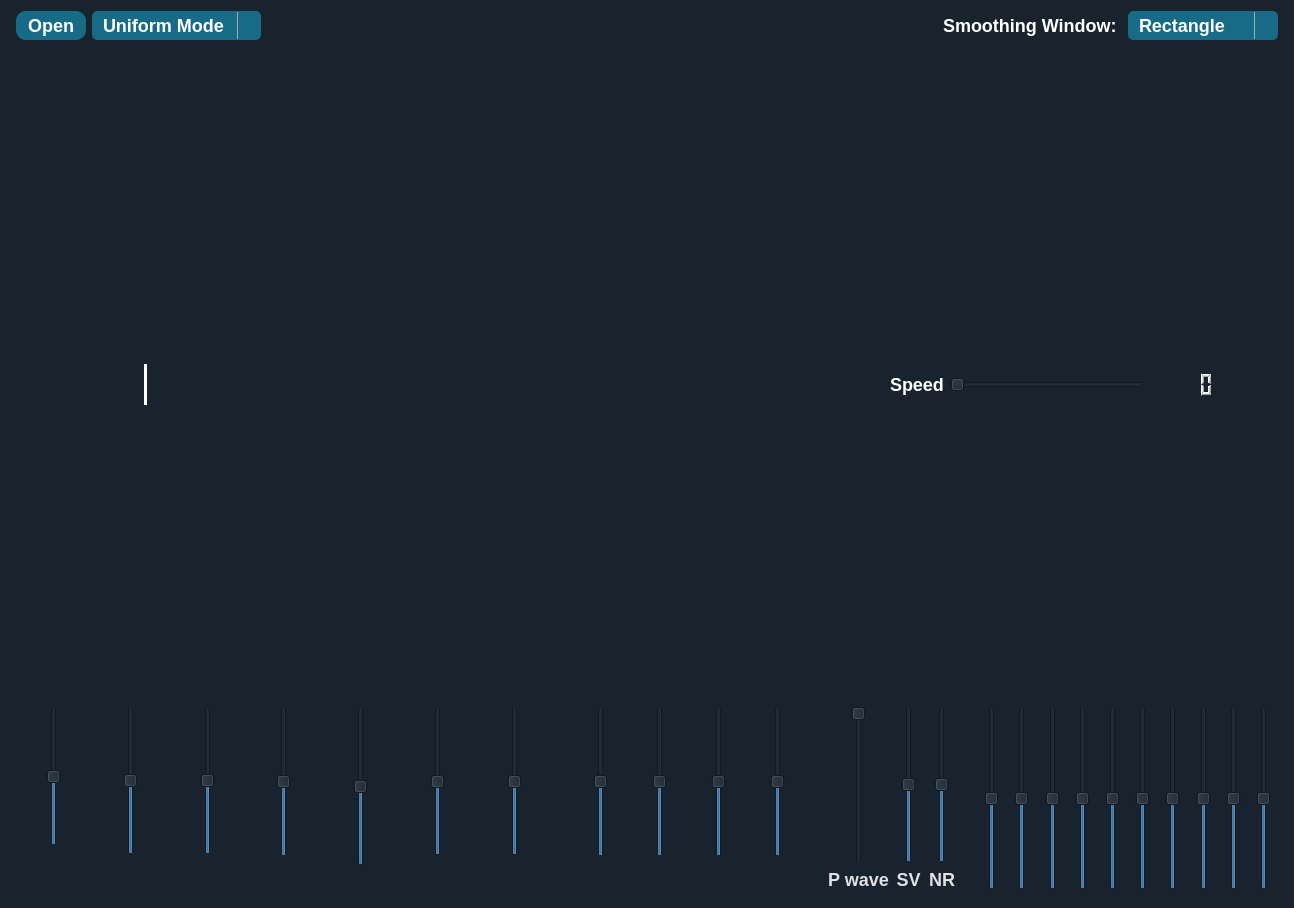
Above: main.ui from omarshaban02/Equalizer before the change. Below: the same form after it.
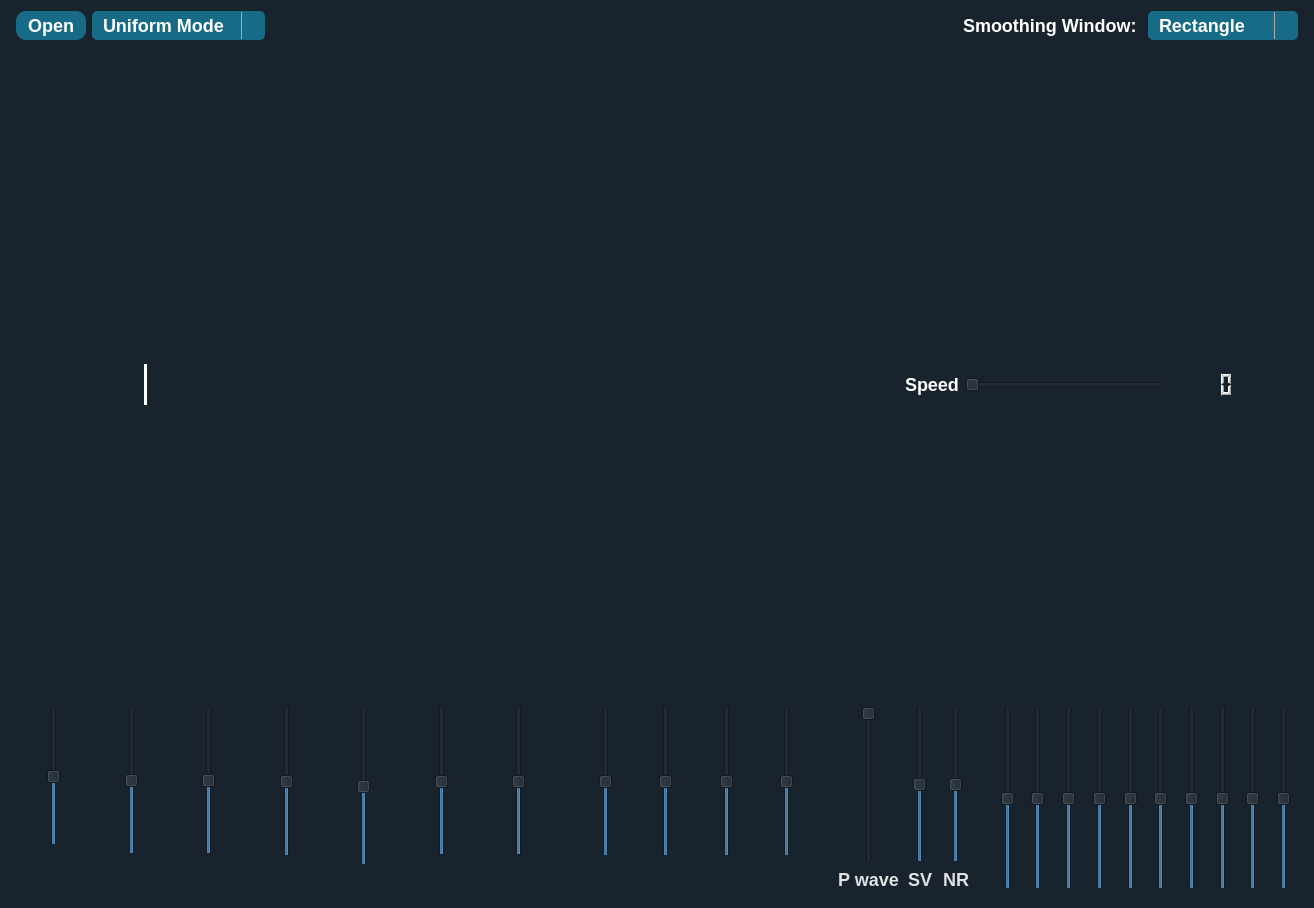
That is the form after the change. Icons and pictures are not drawn.

The edit to the form file:
```diff
--- a/main.ui
+++ b/main.ui
@@ -6,7 +6,7 @@
    <rect>
     <x>0</x>
     <y>0</y>
-    <width>1294</width>
+    <width>1314</width>
     <height>908</height>
    </rect>
   </property>
@@ -854,6 +854,7 @@
           <font>
            <family>Ubuntu</family>
            <pointsize>-1</pointsize>
+           <weight>75</weight>
            <bold>true</bold>
           </font>
          </property>
@@ -1184,10 +1185,10 @@
                  <cursorShape>OpenHandCursor</cursorShape>
                 </property>
                 <property name="minimum">
-                 <number>1</number>
+                 <number>-10</number>
                 </property>
                 <property name="maximum">
-                 <number>1000</number>
+                 <number>10</number>
                 </property>
                 <property name="singleStep">
                  <number>10</number>
@@ -1196,7 +1197,10 @@
                  <number>10</number>
                 </property>
                 <property name="value">
-                 <number>500</number>
+                 <number>0</number>
+                </property>
+                <property name="sliderPosition">
+                 <number>0</number>
                 </property>
                 <property name="orientation">
                  <enum>Qt::Vertical</enum>
@@ -1275,10 +1279,10 @@
                  <cursorShape>OpenHandCursor</cursorShape>
                 </property>
                 <property name="minimum">
-                 <number>1</number>
+                 <number>-10</number>
                 </property>
                 <property name="maximum">
-                 <number>1000</number>
+                 <number>10</number>
                 </property>
                 <property name="singleStep">
                  <number>10</number>
@@ -1287,7 +1291,10 @@
                  <number>10</number>
                 </property>
                 <property name="value">
-                 <number>500</number>
+                 <number>0</number>
+                </property>
+                <property name="sliderPosition">
+                 <number>0</number>
                 </property>
                 <property name="orientation">
                  <enum>Qt::Vertical</enum>
@@ -1363,10 +1370,10 @@
                  <cursorShape>OpenHandCursor</cursorShape>
                 </property>
                 <property name="minimum">
-                 <number>1</number>
+                 <number>-10</number>
                 </property>
                 <property name="maximum">
-                 <number>1000</number>
+                 <number>10</number>
                 </property>
                 <property name="singleStep">
                  <number>10</number>
@@ -1375,7 +1382,10 @@
                  <number>10</number>
                 </property>
                 <property name="value">
-                 <number>500</number>
+                 <number>0</number>
+                </property>
+                <property name="sliderPosition">
+                 <number>0</number>
                 </property>
                 <property name="orientation">
                  <enum>Qt::Vertical</enum>
@@ -1454,10 +1464,10 @@
                  <cursorShape>OpenHandCursor</cursorShape>
                 </property>
                 <property name="minimum">
-                 <number>1</number>
+                 <number>-10</number>
                 </property>
                 <property name="maximum">
-                 <number>1000</number>
+                 <number>10</number>
                 </property>
                 <property name="singleStep">
                  <number>10</number>
@@ -1466,7 +1476,10 @@
                  <number>10</number>
                 </property>
                 <property name="value">
-                 <number>500</number>
+                 <number>0</number>
+                </property>
+                <property name="sliderPosition">
+                 <number>0</number>
                 </property>
                 <property name="orientation">
                  <enum>Qt::Vertical</enum>
@@ -1554,10 +1567,10 @@
                  <cursorShape>OpenHandCursor</cursorShape>
                 </property>
                 <property name="minimum">
-                 <number>1</number>
+                 <number>-10</number>
                 </property>
                 <property name="maximum">
-                 <number>1000</number>
+                 <number>10</number>
                 </property>
                 <property name="singleStep">
                  <number>10</number>
@@ -1566,7 +1579,10 @@
                  <number>10</number>
                 </property>
                 <property name="value">
-                 <number>500</number>
+                 <number>0</number>
+                </property>
+                <property name="sliderPosition">
+                 <number>0</number>
                 </property>
                 <property name="orientation">
                  <enum>Qt::Vertical</enum>
@@ -1642,10 +1658,10 @@
                  <cursorShape>OpenHandCursor</cursorShape>
                 </property>
                 <property name="minimum">
-                 <number>1</number>
+                 <number>-10</number>
                 </property>
                 <property name="maximum">
-                 <number>1000</number>
+                 <number>10</number>
                 </property>
                 <property name="singleStep">
                  <number>10</number>
@@ -1654,7 +1670,10 @@
                  <number>10</number>
                 </property>
                 <property name="value">
-                 <number>500</number>
+                 <number>0</number>
+                </property>
+                <property name="sliderPosition">
+                 <number>0</number>
                 </property>
                 <property name="orientation">
                  <enum>Qt::Vertical</enum>
@@ -1754,10 +1773,10 @@
                  <cursorShape>OpenHandCursor</cursorShape>
                 </property>
                 <property name="minimum">
-                 <number>1</number>
+                 <number>-10</number>
                 </property>
                 <property name="maximum">
-                 <number>1000</number>
+                 <number>10</number>
                 </property>
                 <property name="singleStep">
                  <number>10</number>
@@ -1766,7 +1785,10 @@
                  <number>10</number>
                 </property>
                 <property name="value">
-                 <number>500</number>
+                 <number>0</number>
+                </property>
+                <property name="sliderPosition">
+                 <number>0</number>
                 </property>
                 <property name="orientation">
                  <enum>Qt::Vertical</enum>
@@ -1839,10 +1861,10 @@
                  <cursorShape>OpenHandCursor</cursorShape>
                 </property>
                 <property name="minimum">
-                 <number>1</number>
+                 <number>-10</number>
                 </property>
                 <property name="maximum">
-                 <number>1000</number>
+                 <number>10</number>
                 </property>
                 <property name="singleStep">
                  <number>10</number>
@@ -1851,7 +1873,10 @@
                  <number>10</number>
                 </property>
                 <property name="value">
-                 <number>500</number>
+                 <number>0</number>
+                </property>
+                <property name="sliderPosition">
+                 <number>0</number>
                 </property>
                 <property name="orientation">
                  <enum>Qt::Vertical</enum>
@@ -1924,10 +1949,10 @@
                  <cursorShape>OpenHandCursor</cursorShape>
                 </property>
                 <property name="minimum">
-                 <number>1</number>
+                 <number>-10</number>
                 </property>
                 <property name="maximum">
-                 <number>1000</number>
+                 <number>10</number>
                 </property>
                 <property name="singleStep">
                  <number>10</number>
@@ -1936,7 +1961,10 @@
                  <number>10</number>
                 </property>
                 <property name="value">
-                 <number>500</number>
+                 <number>0</number>
+                </property>
+                <property name="sliderPosition">
+                 <number>0</number>
                 </property>
                 <property name="orientation">
                  <enum>Qt::Vertical</enum>
@@ -2009,10 +2037,10 @@
                  <cursorShape>OpenHandCursor</cursorShape>
                 </property>
                 <property name="minimum">
-                 <number>1</number>
+                 <number>-10</number>
                 </property>
                 <property name="maximum">
-                 <number>1000</number>
+                 <number>10</number>
                 </property>
                 <property name="singleStep">
                  <number>10</number>
@@ -2021,7 +2049,10 @@
                  <number>10</number>
                 </property>
                 <property name="value">
-                 <number>500</number>
+                 <number>0</number>
+                </property>
+                <property name="sliderPosition">
+                 <number>0</number>
                 </property>
                 <property name="orientation">
                  <enum>Qt::Vertical</enum>
@@ -2356,10 +2387,10 @@
                <cursorShape>OpenHandCursor</cursorShape>
               </property>
               <property name="minimum">
-               <number>1</number>
+               <number>-10</number>
               </property>
               <property name="maximum">
-               <number>100</number>
+               <number>10</number>
               </property>
               <property name="singleStep">
                <number>10</number>
@@ -2368,7 +2399,7 @@
                <number>10</number>
               </property>
               <property name="value">
-               <number>50</number>
+               <number>0</number>
               </property>
               <property name="orientation">
                <enum>Qt::Vertical</enum>
@@ -2411,10 +2442,10 @@
                <cursorShape>OpenHandCursor</cursorShape>
               </property>
               <property name="minimum">
-               <number>1</number>
+               <number>-10</number>
               </property>
               <property name="maximum">
-               <number>100</number>
+               <number>10</number>
               </property>
               <property name="singleStep">
                <number>10</number>
@@ -2423,7 +2454,7 @@
                <number>10</number>
               </property>
               <property name="value">
-               <number>50</number>
+               <number>0</number>
               </property>
               <property name="orientation">
                <enum>Qt::Vertical</enum>
@@ -2466,10 +2497,10 @@
                <cursorShape>OpenHandCursor</cursorShape>
               </property>
               <property name="minimum">
-               <number>1</number>
+               <number>-10</number>
               </property>
               <property name="maximum">
-               <number>100</number>
+               <number>10</number>
               </property>
               <property name="singleStep">
                <number>10</number>
@@ -2478,7 +2509,7 @@
                <number>10</number>
               </property>
               <property name="value">
-               <number>50</number>
+               <number>0</number>
               </property>
               <property name="orientation">
                <enum>Qt::Vertical</enum>
@@ -2521,10 +2552,10 @@
                <cursorShape>OpenHandCursor</cursorShape>
               </property>
               <property name="minimum">
-               <number>1</number>
+               <number>-10</number>
               </property>
               <property name="maximum">
-               <number>100</number>
+               <number>10</number>
               </property>
               <property name="singleStep">
                <number>10</number>
@@ -2533,7 +2564,7 @@
                <number>10</number>
               </property>
               <property name="value">
-               <number>50</number>
+               <number>0</number>
               </property>
               <property name="orientation">
                <enum>Qt::Vertical</enum>
@@ -2576,10 +2607,10 @@
                <cursorShape>OpenHandCursor</cursorShape>
               </property>
               <property name="minimum">
-               <number>1</number>
+               <number>-10</number>
               </property>
               <property name="maximum">
-               <number>100</number>
+               <number>10</number>
               </property>
               <property name="singleStep">
                <number>10</number>
@@ -2588,7 +2619,7 @@
                <number>10</number>
               </property>
               <property name="value">
-               <number>50</number>
+               <number>0</number>
               </property>
               <property name="orientation">
                <enum>Qt::Vertical</enum>
@@ -2631,10 +2662,10 @@
                <cursorShape>OpenHandCursor</cursorShape>
               </property>
               <property name="minimum">
-               <number>1</number>
+               <number>-10</number>
               </property>
               <property name="maximum">
-               <number>100</number>
+               <number>10</number>
               </property>
               <property name="singleStep">
                <number>10</number>
@@ -2643,7 +2674,7 @@
                <number>10</number>
               </property>
               <property name="value">
-               <number>50</number>
+               <number>0</number>
               </property>
               <property name="orientation">
                <enum>Qt::Vertical</enum>
@@ -2686,10 +2717,10 @@
                <cursorShape>OpenHandCursor</cursorShape>
               </property>
               <property name="minimum">
-               <number>1</number>
+               <number>-10</number>
               </property>
               <property name="maximum">
-               <number>100</number>
+               <number>10</number>
               </property>
               <property name="singleStep">
                <number>10</number>
@@ -2698,7 +2729,7 @@
                <number>10</number>
               </property>
               <property name="value">
-               <number>50</number>
+               <number>0</number>
               </property>
               <property name="orientation">
                <enum>Qt::Vertical</enum>
@@ -2741,10 +2772,10 @@
                <cursorShape>OpenHandCursor</cursorShape>
               </property>
               <property name="minimum">
-               <number>1</number>
+               <number>-10</number>
               </property>
               <property name="maximum">
-               <number>100</number>
+               <number>10</number>
               </property>
               <property name="singleStep">
                <number>10</number>
@@ -2753,7 +2784,7 @@
                <number>10</number>
               </property>
               <property name="value">
-               <number>50</number>
+               <number>0</number>
               </property>
               <property name="orientation">
                <enum>Qt::Vertical</enum>
@@ -2796,10 +2827,10 @@
                <cursorShape>OpenHandCursor</cursorShape>
               </property>
               <property name="minimum">
-               <number>1</number>
+               <number>-10</number>
               </property>
               <property name="maximum">
-               <number>100</number>
+               <number>10</number>
               </property>
               <property name="singleStep">
                <number>10</number>
@@ -2808,7 +2839,7 @@
                <number>10</number>
               </property>
               <property name="value">
-               <number>50</number>
+               <number>0</number>
               </property>
               <property name="orientation">
                <enum>Qt::Vertical</enum>
@@ -2851,10 +2882,10 @@
                <cursorShape>OpenHandCursor</cursorShape>
               </property>
               <property name="minimum">
-               <number>1</number>
+               <number>-10</number>
               </property>
               <property name="maximum">
-               <number>100</number>
+               <number>10</number>
               </property>
               <property name="singleStep">
                <number>10</number>
@@ -2863,7 +2894,7 @@
                <number>10</number>
               </property>
               <property name="value">
-               <number>50</number>
+               <number>0</number>
               </property>
               <property name="orientation">
                <enum>Qt::Vertical</enum>
```
Left out of the diff: 9 changed lines with no effect on the pictures.
